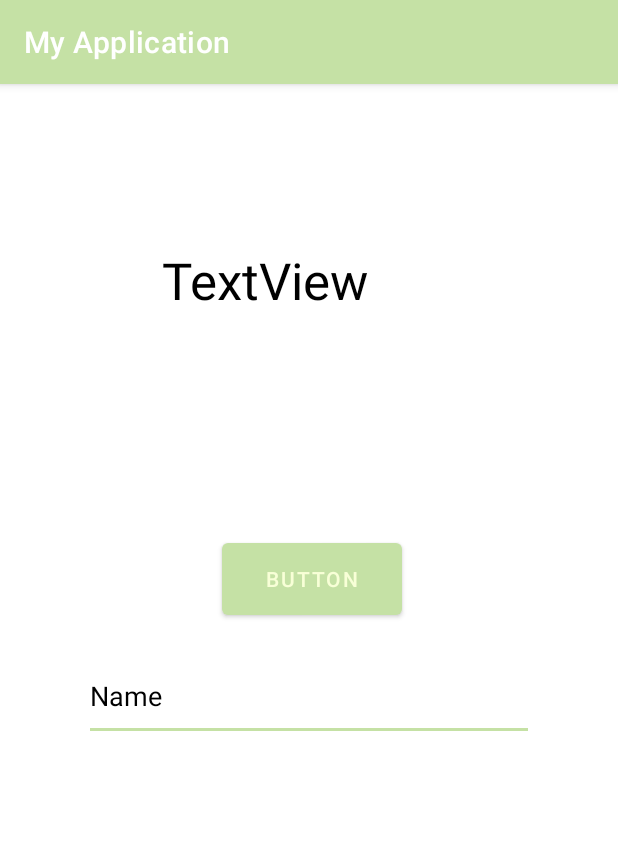
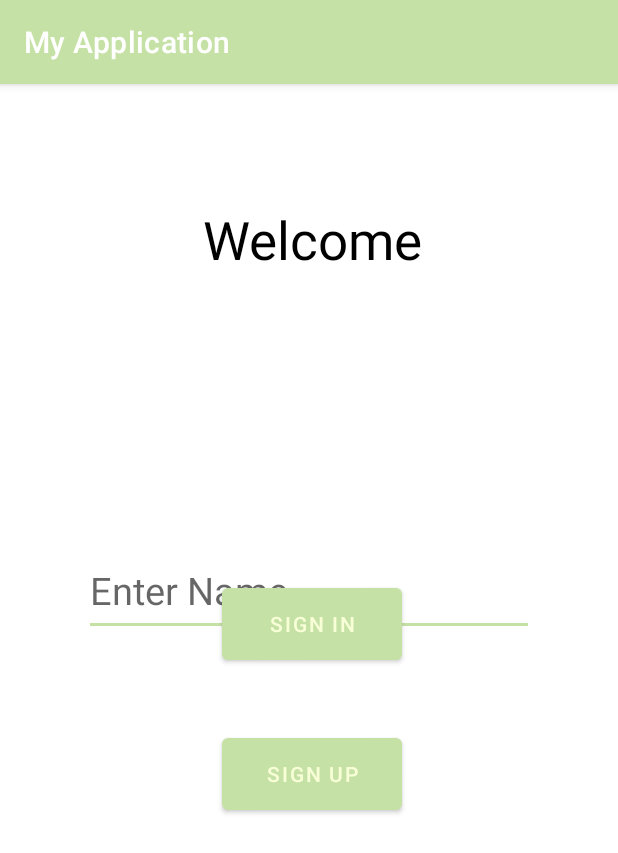
Before and after one commit to eleniS21/MyStylesAndThemesApp, an Android app: the screen it shows after launch (MainActivity), on a phone screen of 412 x 824 dp. Shown: the top 853 px of the screen. Run offline under Robolectric (Android 15) with nearby library versions, the phone set to English and light mode, and no system bars.

Commit message:
Finished my dimens and theme, all that is required is done

```diff
--- a/app/src/main/res/layout/activity_main.xml
+++ b/app/src/main/res/layout/activity_main.xml
@@ -7,12 +7,22 @@
     tools:context=".MainActivity">
 
     <Button
+        android:id="@+id/button2"
+        android:layout_width="@dimen/buttonWidth"
+        android:layout_height="@dimen/buttonHeight"
+        android:layout_marginTop="@dimen/button2BotMarg"
+        android:layout_marginEnd="@dimen/buttonEndMargin"
+        android:text="Sign Up"
+        app:layout_constraintEnd_toEndOf="parent"
+        app:layout_constraintTop_toTopOf="parent" />
+
+    <Button
         android:id="@+id/button"
         android:layout_width="@dimen/buttonWidth"
         android:layout_height="@dimen/buttonHeight"
         android:layout_marginTop="@dimen/buttonTopMargin"
-        android:layout_marginEnd="144dp"
-        android:text="Button"
+        android:layout_marginEnd="@dimen/buttonEndMargin"
+        android:text="Sign In"
         app:layout_constraintEnd_toEndOf="parent"
         app:layout_constraintTop_toTopOf="parent" />
 
@@ -20,11 +30,12 @@
         android:id="@+id/textView"
         android:layout_width="@dimen/textViewWidth"
         android:layout_height="@dimen/textViewHeight"
-        android:layout_marginTop="108dp"
-        android:layout_marginEnd="104dp"
-        android:text="TextView"
+        android:layout_marginTop="@dimen/textViewTopMargin"
+        android:layout_marginEnd="@dimen/textViewEndMargin"
+        android:text="Welcome"
+        android:textAlignment="center"
         android:textColor="@color/primaryTextColor"
-        android:textSize="34sp"
+        android:textSize="@dimen/fontLarge"
         app:layout_constraintEnd_toEndOf="parent"
         app:layout_constraintTop_toTopOf="parent" />
 
@@ -35,8 +46,10 @@
         android:layout_marginEnd="@dimen/editTextEndMargin"
         android:layout_marginBottom="@dimen/editTextBotMargin"
         android:ems="10"
+        android:hint="Enter Name"
         android:inputType="textPersonName"
-        android:text="Name"
+        android:text=""
+        android:textSize="@dimen/fontsize"
         android:textColor="@color/primaryTextColor"
         app:layout_constraintBottom_toBottomOf="parent"
         app:layout_constraintEnd_toEndOf="parent" />
--- a/app/src/main/res/values/colors.xml
+++ b/app/src/main/res/values/colors.xml
@@ -1,8 +1,8 @@
 <?xml version="1.0" encoding="utf-8"?>
 <resources>
-    <?xml version="1.0"?>
 
     <!--?xml version="1.0" encoding="UTF-8"?-->
+
 
     <color name="primaryColor">#c5e1a5</color>
 
@@ -20,5 +20,14 @@
 
     <color name="secondaryTextColor">#000000</color>
 
+    <color name="purple_200">#FFBB86FC</color>
+    <color name="purple_500">#FF6200EE</color>
+    <color name="purple_700">#FF3700B3</color>
+    <color name="teal_200">#FF03DAC5</color>
+    <color name="teal_700">#FF018786</color>
+    <color name="black">#FF000000</color>
+    <color name="white">#FFFFFFFF</color>
+    <color name="orange">#FF5522</color>
+
 
 </resources>
--- a/app/src/main/res/values/dimens.xml
+++ b/app/src/main/res/values/dimens.xml
@@ -7,9 +7,13 @@
     <dimen name="textViewTopMargin">80dp</dimen>
     <dimen name="textViewEndMargin">104dp</dimen>
     <dimen name="editTextEndMargin">56dp</dimen>
-    <dimen name="editTextBotMargin">330dp</dimen>
+    <dimen name="editTextBotMargin">400dp</dimen>
     <dimen name="buttonEndMargin">144dp</dimen>
-    <dimen name="buttonTopMargin">300dp</dimen>
+    <dimen name="buttonTopMargin">330dp</dimen>
     <dimen name="buttonWidth">120dp</dimen>
     <dimen name="buttonHeight">60dp</dimen>
+    <dimen name="button2BotMarg">430dp</dimen>
+    <dimen name="fontsize">25sp</dimen>
+    <dimen name="fontLarge">35sp</dimen>
+
 </resources>
```
